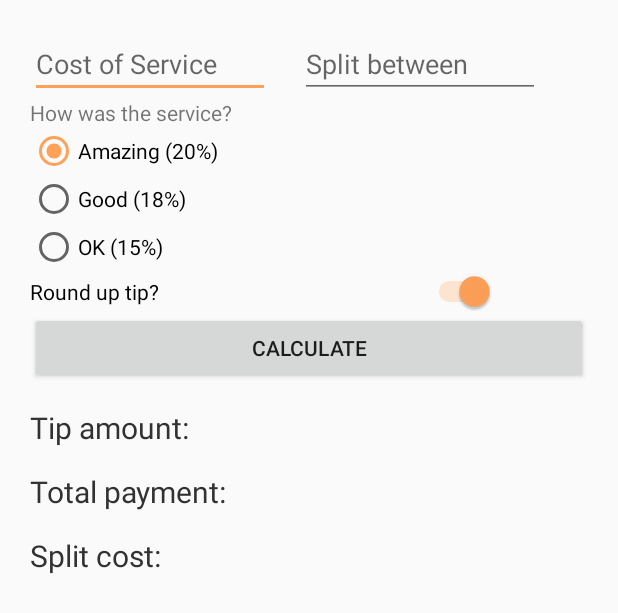
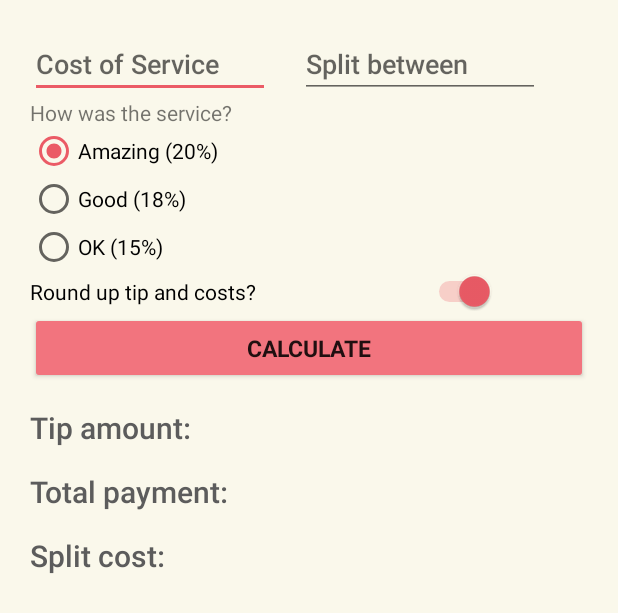
Before and after one commit to gradientdev/TipTime, an Android app: the layout activity_main.xml on its own in the app's theme, with its tools: preview values and no code run, on a phone screen of 412 x 824 dp. Shown: the top 613 px of the screen. Run offline under Robolectric (Android 15) with nearby library versions, the phone set to English and light mode, and no system bars.

Commit message:
Merge branch 'master' of C:\Users\xinyu\AndroidStudioProjects\TipTime with conflicts.

```diff
--- a/app/src/main/AndroidManifest.xml
+++ b/app/src/main/AndroidManifest.xml
@@ -16,6 +16,9 @@
                 <category android:name="android.intent.category.LAUNCHER" />
             </intent-filter>
         </activity>
+        <meta-data
+            android:name="preloaded_fonts"
+            android:resource="@array/preloaded_fonts" />
     </application>
 
 </manifest>
--- a/app/src/main/res/layout/activity_main.xml
+++ b/app/src/main/res/layout/activity_main.xml
@@ -4,26 +4,28 @@
     xmlns:tools="http://schemas.android.com/tools"
     android:layout_width="match_parent"
     android:layout_height="match_parent"
-    tools:context=".MainActivity"
-    android:padding="20dp">
+    android:background="#faf8eb"
+    android:padding="20dp"
+    tools:context=".MainActivity">
 
     <EditText
         android:id="@+id/cost_of_service"
         android:layout_width="160dp"
         android:layout_height="wrap_content"
+        android:fontFamily="sans-serif-medium"
         android:hint="@string/cost_of_service"
         android:inputType="numberDecimal"
         app:layout_constraintStart_toStartOf="parent"
         app:layout_constraintTop_toTopOf="parent" />
 
     <EditText
-        android:id="@+id/cost_of_services"
+        android:id="@+id/split_num"
         android:layout_width="160dp"
         android:layout_height="wrap_content"
         android:layout_marginStart="180dp"
-        android:layout_marginTop="0dp"
+        android:fontFamily="sans-serif-medium"
         android:hint="Split between"
-        android:inputType="numberDecimal"
+        android:inputType="number"
         app:layout_constraintStart_toStartOf="parent"
         app:layout_constraintTop_toTopOf="parent" />
 
@@ -31,35 +33,39 @@
         android:id="@+id/service_question"
         android:layout_width="wrap_content"
         android:layout_height="wrap_content"
+        android:fontFamily="sans-serif"
         android:text="@string/how_was_the_service"
         app:layout_constraintStart_toStartOf="parent"
-        app:layout_constraintTop_toBottomOf="@id/cost_of_service"/>
+        app:layout_constraintTop_toBottomOf="@id/cost_of_service" />
 
     <RadioGroup
         android:id="@+id/tip_options"
         android:layout_width="wrap_content"
         android:layout_height="wrap_content"
-        app:layout_constraintTop_toBottomOf="@id/service_question"
+        android:checkedButton="@+id/option_twenty_percent"
+        android:orientation="vertical"
         app:layout_constraintStart_toStartOf="parent"
-        android:orientation="vertical"
-        android:checkedButton="@+id/option_twenty_percent">
+        app:layout_constraintTop_toBottomOf="@id/service_question">
 
         <RadioButton
             android:id="@+id/option_twenty_percent"
             android:layout_width="wrap_content"
             android:layout_height="wrap_content"
+            android:fontFamily="sans-serif"
             android:text="@string/amazing_20" />
 
         <RadioButton
             android:id="@+id/option_eighteen_percent"
             android:layout_width="wrap_content"
             android:layout_height="wrap_content"
+            android:fontFamily="sans-serif"
             android:text="@string/good_18" />
 
         <RadioButton
             android:id="@+id/option_fifteen_percent"
             android:layout_width="wrap_content"
             android:layout_height="wrap_content"
+            android:fontFamily="sans-serif"
             android:text="@string/ok_15" />
 
     </RadioGroup>
@@ -69,6 +75,7 @@
         android:layout_width="310dp"
         android:layout_height="wrap_content"
         android:checked="true"
+        android:fontFamily="sans-serif"
         android:text="@string/round_up_tip"
         app:layout_constraintStart_toStartOf="parent"
         app:layout_constraintTop_toBottomOf="@id/tip_options"
@@ -78,18 +85,23 @@
         android:id="@+id/calculate_button"
         android:layout_width="0dp"
         android:layout_height="wrap_content"
+        android:backgroundTint="#f2747e"
+        android:fontFamily="sans-serif"
         android:text="@string/calculate"
-        app:layout_constraintTop_toBottomOf="@id/round_up_switch"
+        android:textSize="15sp"
+        android:textStyle="bold"
+        app:layout_constraintEnd_toEndOf="parent"
         app:layout_constraintStart_toStartOf="parent"
-        app:layout_constraintEnd_toEndOf="parent" />
+        app:layout_constraintTop_toBottomOf="@id/round_up_switch" />
 
     <TextView
         android:id="@+id/tip_result"
         android:layout_width="wrap_content"
         android:layout_height="wrap_content"
         android:layout_marginTop="15dp"
+        android:fontFamily="sans-serif-medium"
         android:text="Tip amount: "
-        android:textColor="@android:color/secondary_text_light"
+        android:textColor="#5c5c5c"
         android:textSize="20sp"
         app:layout_constraintStart_toStartOf="parent"
         app:layout_constraintTop_toBottomOf="@id/calculate_button" />
@@ -99,8 +111,9 @@
         android:layout_width="wrap_content"
         android:layout_height="wrap_content"
         android:layout_marginTop="15dp"
+        android:fontFamily="sans-serif-medium"
         android:text="Total payment: "
-        android:textColor="@android:color/secondary_text_light"
+        android:textColor="#5c5c5c"
         android:textSize="20sp"
         app:layout_constraintStart_toStartOf="parent"
         app:layout_constraintTop_toBottomOf="@id/tip_result" />
@@ -110,8 +123,9 @@
         android:layout_width="wrap_content"
         android:layout_height="wrap_content"
         android:layout_marginTop="15dp"
+        android:fontFamily="sans-serif-medium"
         android:text="Split cost:  "
-        android:textColor="@android:color/secondary_text_light"
+        android:textColor="#5c5c5c"
         android:textSize="20sp"
         app:layout_constraintStart_toStartOf="parent"
         app:layout_constraintTop_toBottomOf="@id/total_cost" />
--- a/app/src/main/res/values/colors.xml
+++ b/app/src/main/res/values/colors.xml
@@ -1,6 +1,6 @@
 <?xml version="1.0" encoding="utf-8"?>
 <resources>
-    <color name="colorPrimary">#ffa159</color>
-    <color name="colorPrimaryDark">#f58442</color>
-    <color name="colorAccent">#ffa159</color>
+    <color name="colorPrimary">#eb5b66</color>
+    <color name="colorPrimaryDark">#D64550</color>
+    <color name="colorAccent">#eb5b66</color>
 </resources>
--- a/app/src/main/res/values/strings.xml
+++ b/app/src/main/res/values/strings.xml
@@ -6,7 +6,7 @@
     <string name="amazing_20">Amazing (20%)</string>
     <string name="ok_15">OK (15%)</string>
     <string name="calculate">Calculate</string>
-    <string name="round_up_tip">Round up tip?</string>
+    <string name="round_up_tip">Round up tip and costs?</string>
     <string name="cost_of_service">Cost of Service</string>
     <string name="tip_amount">Tip amount: %s</string>
     <string name="total_amount">Total payment: %s</string>
```
